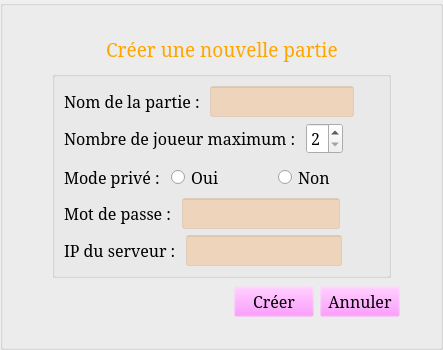
Qt form StreetCar/StreetCar/CreateNetworkGame.ui (paboccard/Projet_Prog_Jeu) before a commit.
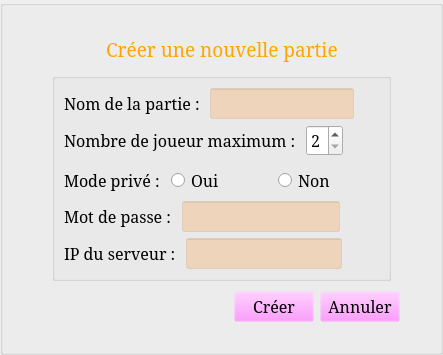
The same form after that commit. Icons and pictures are not drawn.

```diff
--- a/StreetCar/StreetCar/CreateNetworkGame.ui
+++ b/StreetCar/StreetCar/CreateNetworkGame.ui
@@ -7,7 +7,7 @@
     <x>0</x>
     <y>0</y>
     <width>443</width>
-    <height>350</height>
+    <height>355</height>
    </rect>
   </property>
   <property name="windowTitle">
@@ -49,6 +49,9 @@
       <string/>
      </property>
      <layout class="QVBoxLayout" name="verticalLayout_2">
+      <property name="sizeConstraint">
+       <enum>QLayout::SetMinimumSize</enum>
+      </property>
       <property name="leftMargin">
        <number>40</number>
       </property>
```
Left out of the diff: 11 changed lines with no effect on the pictures.
